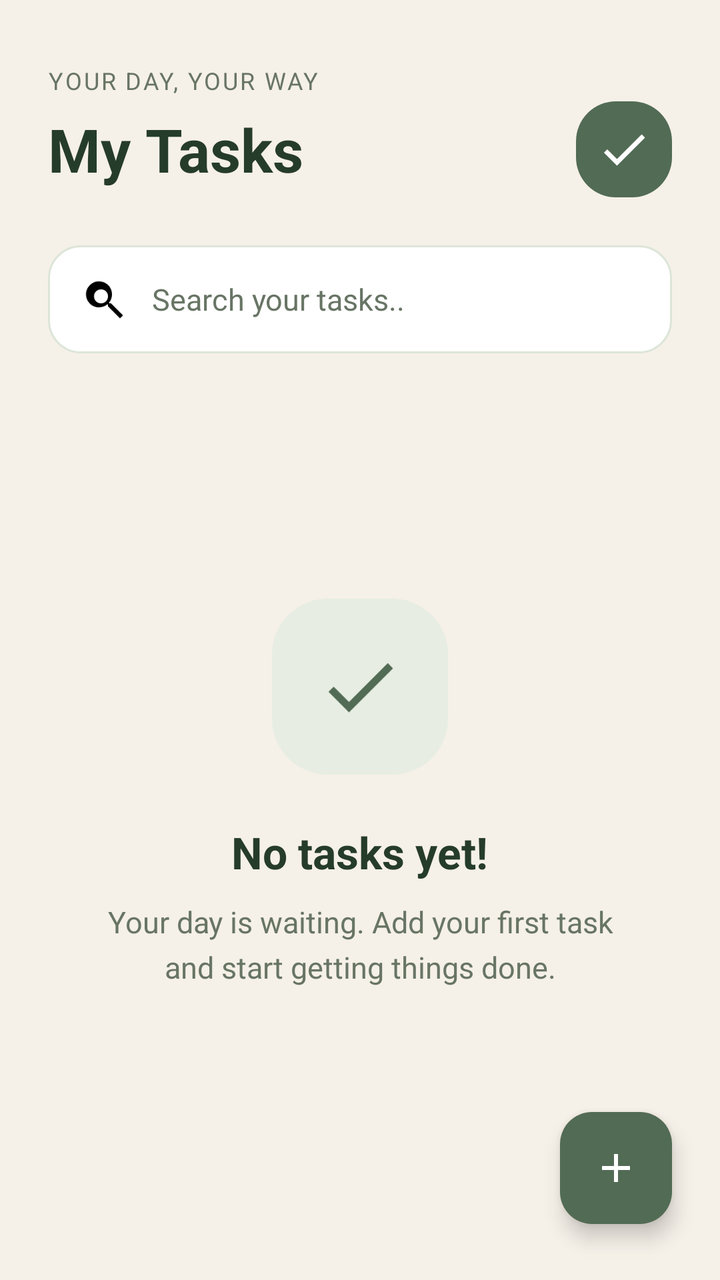
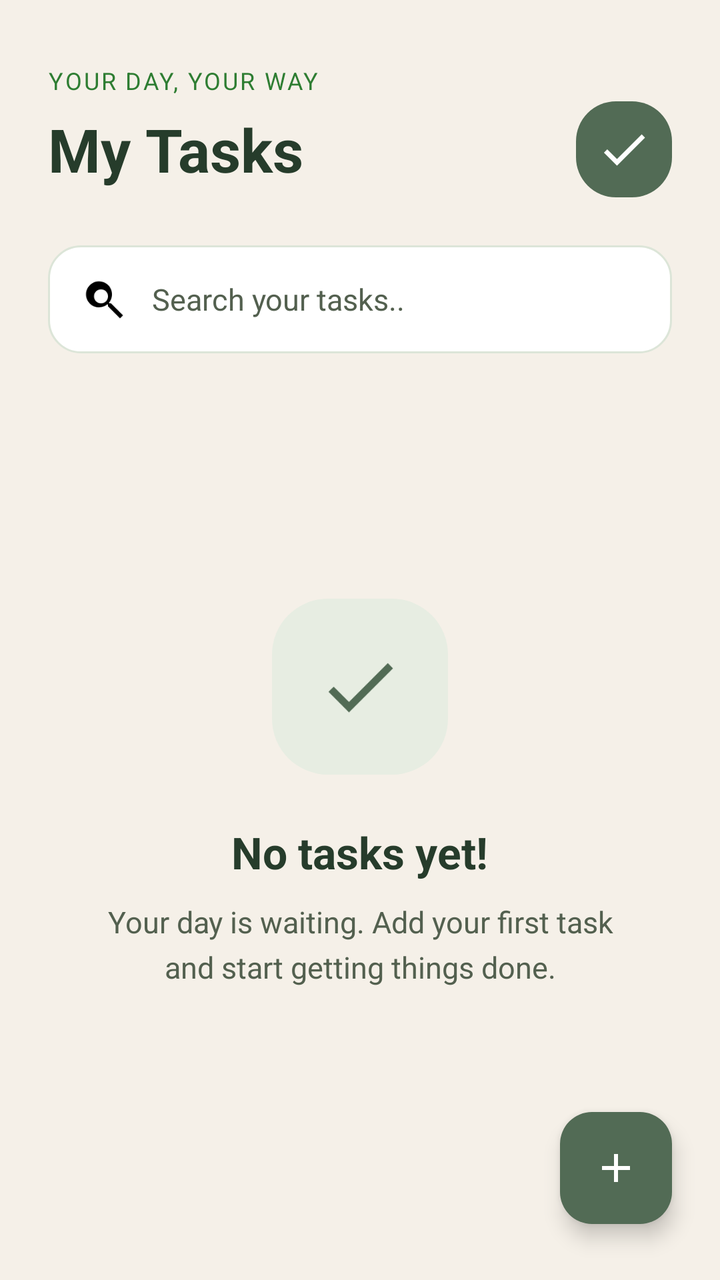

Compare the two renders of this Android layout. The source of the first and the diff that turns it into the second are given below.
<!-- AndroidManifest.xml: application theme Theme.MyTodoApp -->
<!-- res/layout/fragment_home.xml -->
<?xml version="1.0" encoding="UTF-8" ?>
<androidx.constraintlayout.widget.ConstraintLayout
    xmlns:android="http://schemas.android.com/apk/res/android"
    xmlns:app="http://schemas.android.com/apk/res-auto"
    android:id="@+id/main"
    android:layout_width="match_parent"
    android:layout_height="match_parent"
    android:background="#F5F0E8">

    <TextView
        android:id="@+id/tvSubtitle"
        android:layout_width="wrap_content"
        android:layout_height="wrap_content"
        android:layout_marginStart="24dp"
        android:layout_marginTop="32dp"
        android:text="@string/home_subtitle"
        android:textColor="#687565"
        android:textSize="12sp"
        android:letterSpacing="0.08"
        app:layout_constraintStart_toStartOf="parent"
        app:layout_constraintTop_toTopOf="parent" />

    <TextView
        android:id="@+id/tvHomeTitle"
        android:layout_width="wrap_content"
        android:layout_height="wrap_content"
        android:layout_marginStart="24dp"
        android:layout_marginTop="6dp"
        android:text="@string/home_title"
        android:textColor="#263C2B"
        android:textSize="30sp"
        android:textStyle="bold"
        app:layout_constraintStart_toStartOf="parent"
        app:layout_constraintTop_toBottomOf="@id/tvSubtitle" />

    <ImageView
        android:id="@+id/ivAppIcon"
        android:layout_width="48dp"
        android:layout_height="48dp"
        android:layout_marginEnd="24dp"
        android:contentDescription="@string/app_icon_description"
        android:background="@drawable/splash_icon_background"
        android:padding="10dp"
        android:src="@drawable/ic_task_check"
        app:tint="#FFFFFF"
        app:layout_constraintEnd_toEndOf="parent"
        app:layout_constraintTop_toTopOf="@id/tvHomeTitle"
        app:layout_constraintBottom_toBottomOf="@id/tvHomeTitle" />

    <EditText
        android:id="@+id/etSearchTasks"
        android:layout_width="0dp"
        android:layout_height="54dp"
        android:layout_marginStart="24dp"
        android:layout_marginTop="28dp"
        android:layout_marginEnd="24dp"
        android:background="@drawable/bg_search"
        android:drawableStart="@drawable/ic_search"
        android:drawablePadding="12dp"
        android:hint="@string/search_tasks_hint"
        android:imeOptions="actionSearch"
        android:inputType="text"
        android:paddingStart="16dp"
        android:paddingEnd="16dp"
        android:singleLine="true"
        android:textColor="#263C2B"
        android:textColorHint="#687565"
        android:textSize="15sp"
        app:layout_constraintEnd_toEndOf="parent"
        app:layout_constraintStart_toStartOf="parent"
        app:layout_constraintTop_toBottomOf="@id/tvHomeTitle" />


    <androidx.recyclerview.widget.RecyclerView
        android:id="@+id/recyclerTasks"
        android:layout_width="0dp"
        android:layout_height="0dp"
        android:layout_marginStart="16dp"
        android:layout_marginTop="12dp"
        android:layout_marginEnd="16dp"
        android:paddingBottom="88dp"
        android:clipToPadding="false"
        android:overScrollMode="never"
        android:scrollbars="vertical"
        android:visibility="gone"
        app:layout_constraintTop_toBottomOf="@id/etSearchTasks"
        app:layout_constraintBottom_toBottomOf="parent"
        app:layout_constraintStart_toStartOf="parent"
        app:layout_constraintEnd_toEndOf="parent" />


    <LinearLayout
        android:id="@+id/layoutEmptyState"
        android:layout_width="0dp"
        android:layout_height="wrap_content"
        android:layout_marginStart="32dp"
        android:layout_marginEnd="32dp"
        android:orientation="vertical"
        android:gravity="center"
        android:padding="16dp"
        app:layout_constraintBottom_toBottomOf="parent"
        app:layout_constraintEnd_toEndOf="parent"
        app:layout_constraintStart_toStartOf="parent"
        app:layout_constraintTop_toBottomOf="@id/etSearchTasks"
        app:layout_constraintVertical_bias="0.45">

        <ImageView
            android:layout_width="88dp"
            android:layout_height="88dp"
            android:background="@drawable/bg_empty_icon"
            android:padding="22dp"
            android:src="@drawable/ic_task_check"
            android:contentDescription="@string/empty_state_icon_description"
            app:tint="#526B55" />

        <TextView
            android:id="@+id/tvEmptyTitle"
            android:layout_width="wrap_content"
            android:layout_height="wrap_content"
            android:layout_marginTop="24dp"
            android:text="@string/empty_tasks_title"
            android:textColor="#263C2B"
            android:textSize="22sp"
            android:textStyle="bold" />

        <TextView
            android:id="@+id/tvEmptyDescription"
            android:layout_width="wrap_content"
            android:layout_height="wrap_content"
            android:layout_marginTop="10dp"
            android:gravity="center"
            android:text="@string/empty_tasks_description"
            android:textColor="#687565"
            android:textSize="15sp"
            android:lineSpacingExtra="5dp" />

    </LinearLayout>

    <com.google.android.material.floatingactionbutton.FloatingActionButton
        android:id="@+id/fabAddTask"
        android:layout_width="wrap_content"
        android:layout_height="wrap_content"
        android:layout_marginEnd="24dp"
        android:layout_marginBottom="28dp"
        android:contentDescription="@string/add_task_description"
        android:src="@drawable/ic_add"
        app:backgroundTint="#526B55"
        app:tint="#FFFFFF"
        app:elevation="6dp"
        app:layout_constraintBottom_toBottomOf="parent"
        app:layout_constraintEnd_toEndOf="parent" />

</androidx.constraintlayout.widget.ConstraintLayout>
<!-- resources referenced by this layout -->
<resources>
  <!-- drawable bg_empty_icon (drawable) -->
  <?xml version="1.0" encoding="utf-8"?>
  <shape xmlns:android="http://schemas.android.com/apk/res/android"
      android:shape="rectangle">
  
      <solid android:color="#E7EDE2" />
  
      <corners android:radius="28dp" />
  
  </shape>
  <!-- drawable bg_search (drawable) -->
  <?xml version="1.0" encoding="utf-8"?>
  <shape xmlns:android="http://schemas.android.com/apk/res/android"
      android:shape="rectangle">
  
      <solid android:color="#FFFFFF" />
  
      <stroke
          android:width="1dp"
          android:color="#DCE5D8" />
  
      <corners android:radius="16dp" />
  
  </shape>
  <!-- drawable ic_add (drawable) -->
  <?xml version="1.0" encoding="utf-8"?>
  <vector xmlns:android="http://schemas.android.com/apk/res/android"
      android:width="24dp"
      android:height="24dp"
      android:viewportWidth="24"
      android:viewportHeight="24">
  
      <path
          android:fillColor="#FF000000"
          android:pathData="M19,13h-6v6h-2v-6H5v-2h6V5h2v6h6z" />
  
  </vector>
  <!-- drawable ic_search (drawable) -->
  <?xml version="1.0" encoding="utf-8"?>
  <vector xmlns:android="http://schemas.android.com/apk/res/android"
      android:width="24dp"
      android:height="24dp"
      android:viewportWidth="24"
      android:viewportHeight="24">
  
      <path
          android:fillColor="#FF000000"
          android:pathData="M15.5,14h-0.79l-0.28,-0.27a6.5,6.5 0,1,0 -0.71,0.71l0.27,0.28v0.78L20,21.49 21.49,20l-5.99,-6zM10.5,14A3.5,3.5 0,1,1 10.5,7a3.5,3.5 0,0,1 0,7z" />
  
  </vector>
  <!-- drawable ic_task_check (drawable) -->
  <?xml version="1.0" encoding="utf-8"?>
  <vector xmlns:android="http://schemas.android.com/apk/res/android"
      android:width="24dp"
      android:height="24dp"
      android:viewportWidth="24"
      android:viewportHeight="24">
  
      <path
          android:fillColor="#FF000000"
          android:pathData="M9,16.17L4.83,12 3.41,13.41 9,19 21,7 19.59,5.59z" />
  
  </vector>
  <!-- drawable splash_icon_background (drawable) -->
  <?xml version="1.0" encoding="utf-8"?>
  <shape xmlns:android="http://schemas.android.com/apk/res/android"
      android:shape="rectangle">
  
      <solid android:color="#526B55" />
  
      <corners android:radius="20dp" />
  
  </shape>
  <string name="add_task_description">Add a new task</string>
  <string name="app_icon_description">Task Buddy app icon</string>
  <string name="empty_state_icon_description">Task checklist illustration</string>
  <string name="empty_tasks_description">Your day is waiting. Add your first task and start getting things done.</string>
  <string name="empty_tasks_title">No tasks yet!</string>
  <string name="home_subtitle">YOUR DAY, YOUR WAY</string>
  <string name="home_title">My Tasks</string>
  <string name="search_tasks_hint">Search your tasks..</string>
  <style name="Theme.MyTodoApp" parent="Base.Theme.MyTodoApp" />
  <style name="Base.Theme.MyTodoApp" parent="Theme.Material3.DayNight.NoActionBar">
          
          
      </style>
</resources>

<!-- the commit's change to res/layout/fragment_home.xml (unified diff, before → after) -->
@@ -2,25 +2,28 @@
 <androidx.constraintlayout.widget.ConstraintLayout
     xmlns:android="http://schemas.android.com/apk/res/android"
     xmlns:app="http://schemas.android.com/apk/res-auto"
+    xmlns:tools="http://schemas.android.com/tools"
     android:id="@+id/main"
     android:layout_width="match_parent"
     android:layout_height="match_parent"
+    android:fitsSystemWindows="true"
     android:background="#F5F0E8">
 
-    <TextView
+
+    <com.google.android.material.textview.MaterialTextView
         android:id="@+id/tvSubtitle"
         android:layout_width="wrap_content"
         android:layout_height="wrap_content"
         android:layout_marginStart="24dp"
         android:layout_marginTop="32dp"
+        android:letterSpacing="0.08"
         android:text="@string/home_subtitle"
-        android:textColor="#687565"
+        android:textColor="#2E7D32"
         android:textSize="12sp"
-        android:letterSpacing="0.08"
         app:layout_constraintStart_toStartOf="parent"
         app:layout_constraintTop_toTopOf="parent" />
 
-    <TextView
+    <com.google.android.material.textview.MaterialTextView
         android:id="@+id/tvHomeTitle"
         android:layout_width="wrap_content"
         android:layout_height="wrap_content"
@@ -54,18 +57,21 @@
         android:layout_marginStart="24dp"
         android:layout_marginTop="28dp"
         android:layout_marginEnd="24dp"
+        android:maxWidth="488dp"
         android:background="@drawable/bg_search"
         android:drawableStart="@drawable/ic_search"
         android:drawablePadding="12dp"
         android:hint="@string/search_tasks_hint"
         android:imeOptions="actionSearch"
         android:inputType="text"
+        android:importantForAutofill="no"
         android:paddingStart="16dp"
         android:paddingEnd="16dp"
         android:singleLine="true"
         android:textColor="#263C2B"
-        android:textColorHint="#687565"
+        android:textColorHint="#53604F"
         android:textSize="15sp"
+        app:layout_constraintWidth_max="488dp"
         app:layout_constraintEnd_toEndOf="parent"
         app:layout_constraintStart_toStartOf="parent"
         app:layout_constraintTop_toBottomOf="@id/tvHomeTitle" />
@@ -113,7 +119,7 @@
             android:contentDescription="@string/empty_state_icon_description"
             app:tint="#526B55" />
 
-        <TextView
+        <com.google.android.material.textview.MaterialTextView
             android:id="@+id/tvEmptyTitle"
             android:layout_width="wrap_content"
             android:layout_height="wrap_content"
@@ -123,14 +129,14 @@
             android:textSize="22sp"
             android:textStyle="bold" />
 
-        <TextView
+        <com.google.android.material.textview.MaterialTextView
             android:id="@+id/tvEmptyDescription"
             android:layout_width="wrap_content"
             android:layout_height="wrap_content"
             android:layout_marginTop="10dp"
             android:gravity="center"
             android:text="@string/empty_tasks_description"
-            android:textColor="#687565"
+            android:textColor="#53604F"
             android:textSize="15sp"
             android:lineSpacingExtra="5dp" />
 
@@ -145,9 +151,10 @@
         android:contentDescription="@string/add_task_description"
         android:src="@drawable/ic_add"
         app:backgroundTint="#526B55"
-        app:tint="#FFFFFF"
         app:elevation="6dp"
         app:layout_constraintBottom_toBottomOf="parent"
-        app:layout_constraintEnd_toEndOf="parent" />
+        app:layout_constraintEnd_toEndOf="parent"
+        app:tint="#FFFFFF"
+        tools:ignore="ClassNameCheck" />
 
 </androidx.constraintlayout.widget.ConstraintLayout>
